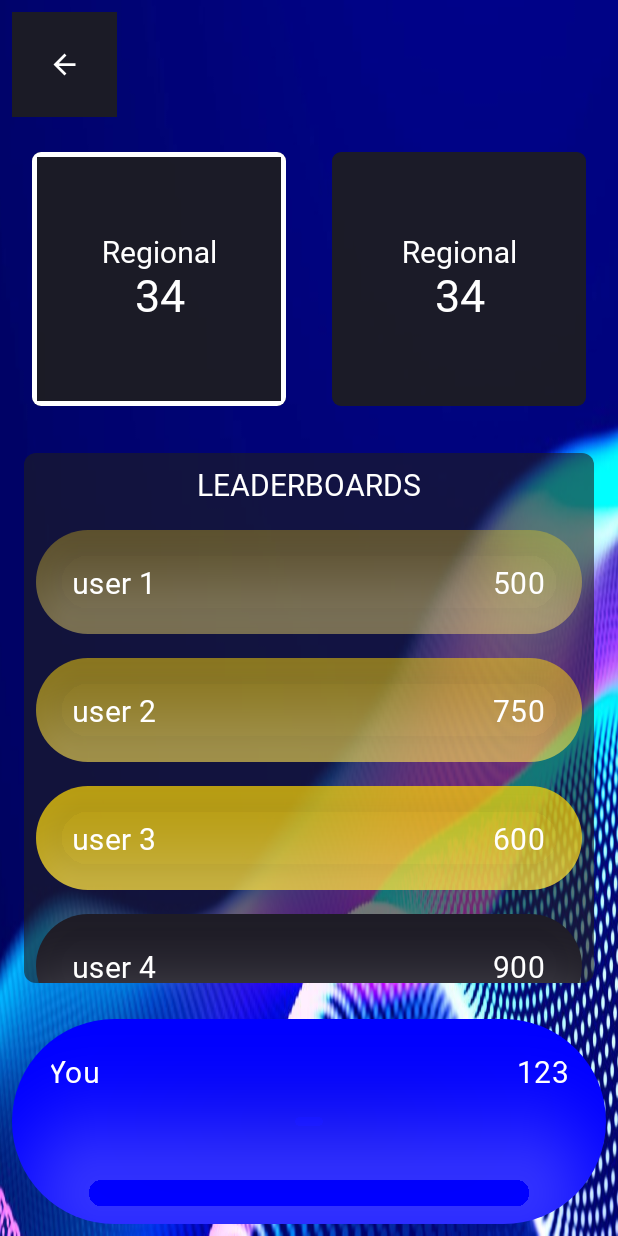
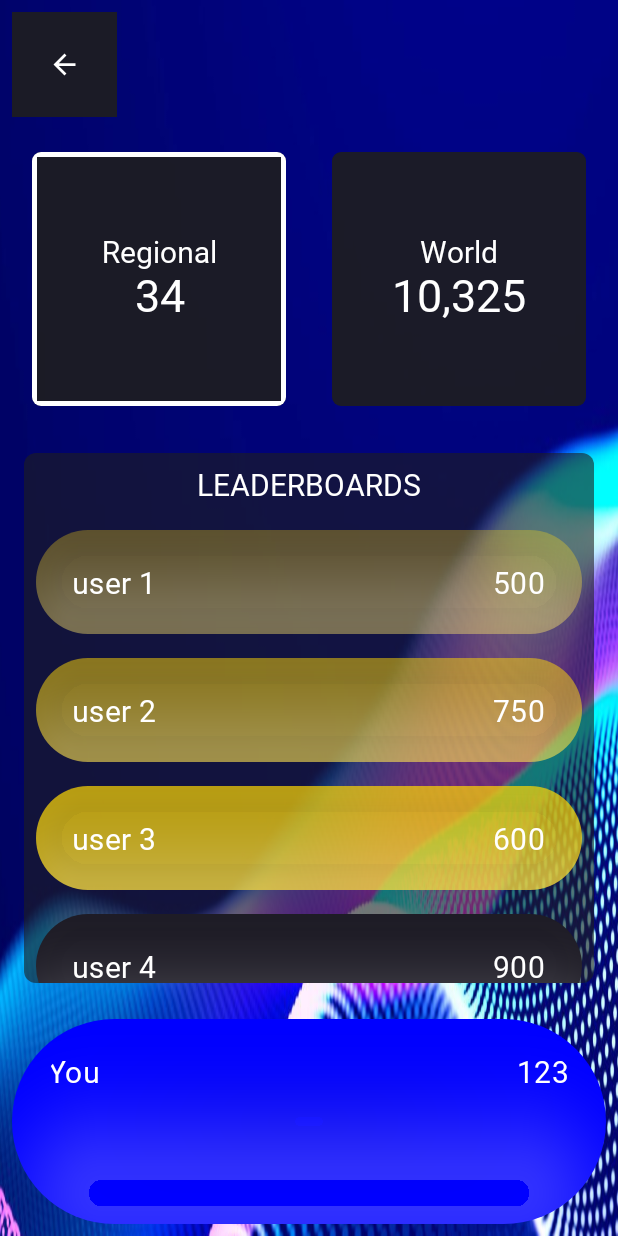
Before and after one commit to gursimar03/SCAR, an Android app built with Jetpack Compose: the screen it shows after launch (MainActivity), after a tap on "Regional", on a phone screen of 412 x 824 dp. Run offline under Robolectric (Android 15) with nearby library versions, the phone set to English and light mode, and no system bars; libraries missing offline, so code that uses them is left out: com.jakewharton.retrofit2; Roboto replaces fonts that are not available here.

Commit message:
Fixed leaderboard viewmodel and json parsing

```diff
--- a/Mobile App/app/build.gradle.kts
+++ b/Mobile App/app/build.gradle.kts
@@ -1,6 +1,8 @@
 plugins {
     id("com.android.application")
     id("org.jetbrains.kotlin.android")
+    id("org.jetbrains.kotlin.plugin.serialization") version "1.8.10"
+
 }
 
 android {
@@ -63,7 +65,6 @@ dependencies {
     implementation("com.squareup.okhttp3:okhttp:4.11.0")
     implementation("io.coil-kt:coil-compose:2.4.0")
     implementation("org.jetbrains.kotlinx:kotlinx-serialization-json:1.5.1")
-    implementation("org.jetbrains.kotlinx:kotlinx-serialization-json:1.2.2")
     implementation("com.squareup.retrofit2:retrofit:2.9.0")
     implementation("com.squareup.retrofit2:converter-scalars:2.9.0")
     implementation("androidx.lifecycle:lifecycle-runtime-ktx:2.6.2")
--- a/Mobile App/app/src/main/java/com/example/scar/MainScreen.kt
+++ b/Mobile App/app/src/main/java/com/example/scar/MainScreen.kt
@@ -25,7 +25,7 @@ import com.whitebatcodes.myloginapplication.interfaces.LoginForm
 fun Navigation()
 {
     val navController  = rememberNavController()
-    NavHost(navController = navController, startDestination = Screen.MainScreen.route)
+    NavHost(navController = navController, startDestination = Leaderboard.World.route)
     {
         composable(route = Leaderboard.World.route)
         {
--- a/Mobile App/app/src/main/java/com/example/scar/interfaces/RegionalLeaderboard.kt
+++ b/Mobile App/app/src/main/java/com/example/scar/interfaces/RegionalLeaderboard.kt
@@ -34,9 +34,12 @@ import androidx.compose.ui.unit.sp
 import androidx.lifecycle.viewmodel.compose.viewModel
 import androidx.navigation.NavController
 import com.example.scar.R
+import com.example.scar.screens.LeaderboardUiState
 import com.example.scar.screens.LeaderboardViewModel
 import com.example.scar.ui.theme.Leaderboard
 import com.example.scar.ui.theme.Screen
+import com.example.scar.ui.theme.User
+import com.example.scar.ui.theme.calculateScore
 import com.example.scar.ui.theme.cardBg
 import com.example.scar.ui.theme.createJson
 import com.example.scar.ui.theme.mainBg
@@ -139,7 +142,7 @@ fun leaderboard(modifier: Modifier = Modifier, navController: NavController, reg
                         Column(horizontalAlignment = Alignment.CenterHorizontally,
                             verticalArrangement = Arrangement.Center) {
                             Text(
-                                text = "Regional",
+                                text = "World",
                                 style = TextStyle(color = Color.White),
                                 fontFamily = FontFamily(
                                     Font(R.font.montserrat_regular, weight = FontWeight.Normal)
@@ -147,7 +150,7 @@ fun leaderboard(modifier: Modifier = Modifier, navController: NavController, reg
                                 fontSize = 20.sp
                             )
                             Text(
-                                text = "34",
+                                text = "10,325",
                                 style = TextStyle(color = Color.White),
                                 fontFamily = FontFamily(
                                     Font(R.font.montserrat_regular, weight = FontWeight.Bold)
@@ -231,7 +234,9 @@ fun leaderboard(modifier: Modifier = Modifier, navController: NavController, reg
                     .height(385.dp) // Use weight to make this row take the remaining available space
             ) {
                 // Your LeaderboardUI content
-                LeaderboardUI()
+                val leaderboardViewModel: LeaderboardViewModel = viewModel()
+//                HomeScreen(marsUiState = marsViewModel.marsUiState)
+                LeaderboardUI(leaderboardUiState = leaderboardViewModel.leaderboardUiState)
             }
             Row(
                 modifier = Modifier
@@ -366,28 +371,75 @@ fun LeaderboardItem(entry: LeaderboardEntry, isGold: Boolean, index:Int) {
 }
 
 @Composable
-fun LeaderboardUI() {
-//    val viewModel:LeaderboardViewModel = viewModel()
-//    val vm = viewModel<LeaderboardViewModel>()
-//    val leaderboardViewModel: LeaderboardViewModel = viewModel()
+fun LeaderboardUI(leaderboardUiState: LeaderboardUiState) {
+
+    when (leaderboardUiState) {
+        is LeaderboardUiState.Loading -> Loading()
+        is LeaderboardUiState.Success ->
+           Success(leaderboardUiState.users)
 
 
+        is LeaderboardUiState.Error -> Loading()
+//        else -> {
+//            Loading()}
+    }
+//    val leaderboardViewModel: LeaderboardViewModel = viewModel()
+//
+//    val userInfoList = leaderboardViewModel.leaderboardData
+//    Log.d("userInfoList",userInfoList.toString())
+//
+//
+//    val leaderEntryList:List<LeaderboardEntry> = userInfoList.map {
+//        LeaderboardEntry(it.username, calculateScore(it.kills, it.spots, it.accuracy, it.travelled))
+//    }
+//
+//    val leaderboardData = remember {
+//        leaderEntryList
+//
+//    }
+//
+//    Log.d("leaderEntryList",leaderEntryList.toString())
+//
+//
+//
+//
+//    LeaderboardScreen(leaderboardData = leaderboardData)
+}
 
+@Composable
+fun Success(userInfoList: List<User>){
+    val leaderboardViewModel: LeaderboardViewModel = viewModel()
 
-//    leaderboardViewModel.getUserInfo()
-//    Log.d("leaderboarddata",leaderboardViewModel.leaderboardData.toString())
-    val jsonArray = createJson();
-    for (i in 0 until jsonArray.length()) {
-        val item = jsonArray.getJSONObject(i)
-        Log.d("Item", item.toString())
-//        Log.d("id", item.getInt("user_id").toString())
-//        User.fromJsonObject(item)
+//    val userInfoList = leaderboardViewModel.leaderboardData
+    Log.d("userInfoList",userInfoList.toString())
+//    for (userInfo in userInfoList) {
+//        LeaderboardEntry(userInfo.username, calculateScore(userInfo.kills,userInfo.spots,userInfo.accuracy,userInfo.travelled))
+//    }
 
+    val leaderEntryList:List<LeaderboardEntry> = userInfoList.map {
+        LeaderboardEntry(it.username, calculateScore(it.kills, it.spots, it.accuracy, it.travelled))
+    }
+    val leaderboardData = remember {
+            leaderEntryList
+    }
 
-        // Your code here
+    Log.d("leaderEntryList",leaderEntryList.toString())
+
+    LeaderboardScreen(leaderboardData = leaderboardData)
+}
+@Composable
+fun Loading(){
+    val leaderboardViewModel: LeaderboardViewModel = viewModel()
+
+    val userInfoList = leaderboardViewModel.leaderboardData
+    Log.d("userInfoList",userInfoList.toString())
+//    for (userInfo in userInfoList) {
+//        LeaderboardEntry(userInfo.username, calculateScore(userInfo.kills,userInfo.spots,userInfo.accuracy,userInfo.travelled))
+//    }
+
+    val leaderEntryList:List<LeaderboardEntry> = userInfoList.map {
+        LeaderboardEntry(it.username, calculateScore(it.kills, it.spots, it.accuracy, it.travelled))
     }
-//    val peopleList = Json.decodeFromString<List<com.example.scar.ui.theme.User>>(jsonArray)
-//    Log.d("USER", peopleList.toString())
     val leaderboardData = remember {
         listOf(
             LeaderboardEntry("user 1", 500),
@@ -399,9 +451,11 @@ fun LeaderboardUI() {
             LeaderboardEntry("user 7", 550),
         )
     }
+    Log.d("leaderEntryList",leaderEntryList.toString())
 
     LeaderboardScreen(leaderboardData = leaderboardData)
 }
+
 
 //fun parseJsonArray(jsonArray: JSONArray): List<LeaderboardEntry> {
 //    val leaderboardData = mutableListOf<LeaderboardEntry>()
--- a/Mobile App/app/src/main/java/com/example/scar/network/Api.kt
+++ b/Mobile App/app/src/main/java/com/example/scar/network/Api.kt
@@ -25,7 +25,7 @@ import retrofit2.Retrofit
 import retrofit2.http.GET
 
 private const val BASE_URL =
-    "https://demo5970075.mockable.io"
+    "https://demo5970075.mockable.io/"
 
 /**
  * Use the Retrofit builder to build a retrofit object using a kotlinx.serialization converter
--- a/Mobile App/app/src/main/java/com/example/scar/screens/leaderboardViewModel.kt
+++ b/Mobile App/app/src/main/java/com/example/scar/screens/leaderboardViewModel.kt
@@ -34,16 +34,19 @@ import java.io.IOException
 /**
  * UI state for the Home screen
  */
-//sealed interface LeaderboardUiState {
-//    data class Success(val users: List<User>) : LeaderboardUiState
-//    object Error : LeaderboardUiState
-//    object Loading : LeaderboardUiState
-//}
+sealed interface LeaderboardUiState {
+    data class Success(val users: List<User>) : LeaderboardUiState
+    object Error : LeaderboardUiState
+    object Loading : LeaderboardUiState
+}
 
 class LeaderboardViewModel : ViewModel() {
     /** The mutable State that stores the status of the most recent request */
-//    var leaderboardData by mutableStateOf<List<User>>(emptyList())
+
+    var leaderboardData by mutableStateOf<List<User>>(emptyList())
 //        private set
+var leaderboardUiState: LeaderboardUiState by mutableStateOf(LeaderboardUiState.Loading)
+    private set
 
     /**
      * Call getMarsPhotos() on init so we can display status immediately.
@@ -58,20 +61,23 @@ class LeaderboardViewModel : ViewModel() {
      */
     fun getUserInfo() {
         viewModelScope.launch {
-//            marsUiState = MarsUiState.Loading
-            try {
+            leaderboardUiState = LeaderboardUiState.Loading
+            leaderboardUiState= try {
                 val newData = Api.retrofitService.getUsers()
 //                Log.d("newData", newData.toString())
+                LeaderboardUiState.Success(
+                    newData
+                )
 //                withContext(Dispatchers.Main) {
 //                    leaderboardData = newData
 //                }
             } catch (e: IOException) {
-                Log.e("error", "IOException: ${e.message}", e)
+//                Log.e("error", "IOException: ${e.message}", e)
+                LeaderboardUiState.Error
             } catch (e: HttpException) {
-                Log.e("error", "IOException: ${e.message}", e)
-//                MarsUIState.Error
+//                Log.e("error", "IOException: ${e.message}", e)
+                LeaderboardUiState.Error
 
-//         LeaderboardUiState.Error
             }
         }
     }
```
Also changed, not shown: Mobile App/app/src/main/java/com/example/scar/ui/theme/User.kt (+33 -31 lines), Mobile App/app/src/main/java/com/example/scar/ui/theme/Util.kt (+10 -0 lines).
